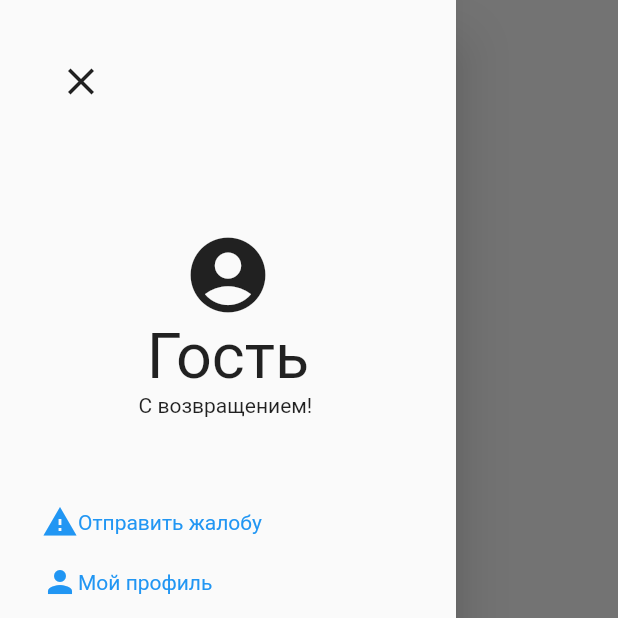
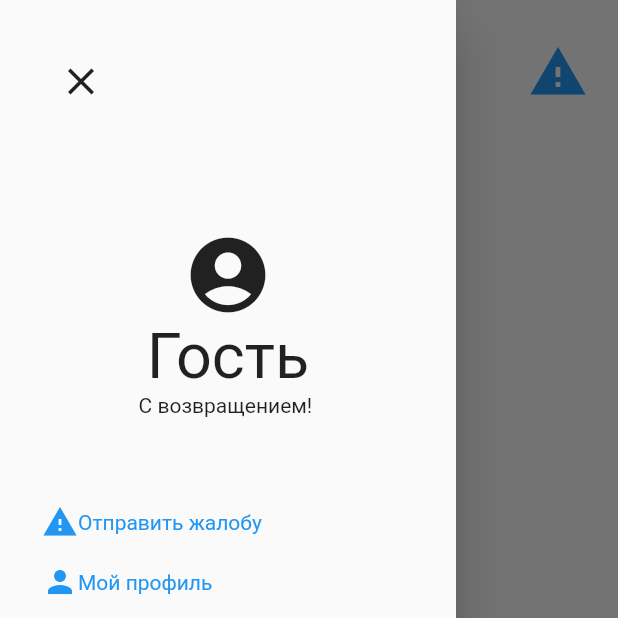
Before and after one commit to Bash-Air/airsignal, a Flutter app: the screen it shows after launch, with the side drawer open, on a phone screen of 412 x 824 dp, the top half of it. Run offline on Flutter 3.47's test engine with Material 2 defaults, Android fonts, the light colour scheme and no system bars; our stand-ins replace flutter_map, get, latlong2; network calls fail; Roboto replaces fonts that are missing (Arial, sans-serif, Georgia).

Commit message:
report_button

```diff
--- a/lib/app/ui/layout/main_layout.dart
+++ b/lib/app/ui/layout/main_layout.dart
@@ -13,12 +13,13 @@ class MainLayout extends StatelessWidget {
     return Scaffold(
       key: scaffoldKey,
       drawer: SidePanelApp(),
-        body:
-          Stack(children: [
+      body: Stack(children: [
         children,
         Padding(
           padding: const EdgeInsets.all(20),
-              child: IconButton(
+          child: Row(
+            children: [
+              IconButton(
                 icon: const Icon(
                   Icons.menu,
                   size: 40,
@@ -28,6 +29,19 @@ class MainLayout extends StatelessWidget {
                   scaffoldKey.currentState?.openDrawer();
                 },
               ),
+              Spacer(),
+              IconButton(
+                icon: const Icon(
+                  Icons.warning,
+                  size: 40,
+                ),
+                color: Colors.blue,
+                onPressed: () {
+                  //Get.to(ReportPage);
+                },
+              ),
+            ],
+          ),
         ),
       ]),
     );
```
Also changed, not shown: lib/app/ui/widgets/point/map_point.dart (+5 -9 lines). Lines whose indentation alone changed are shown as unchanged.
